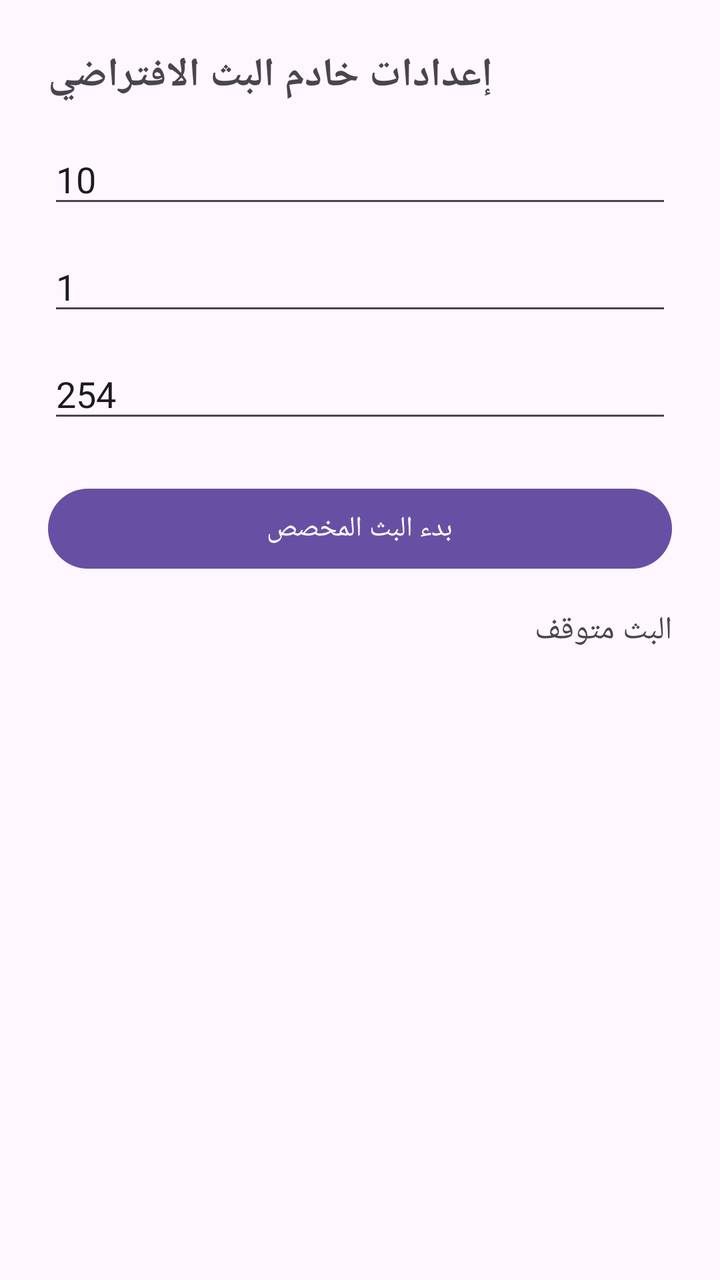
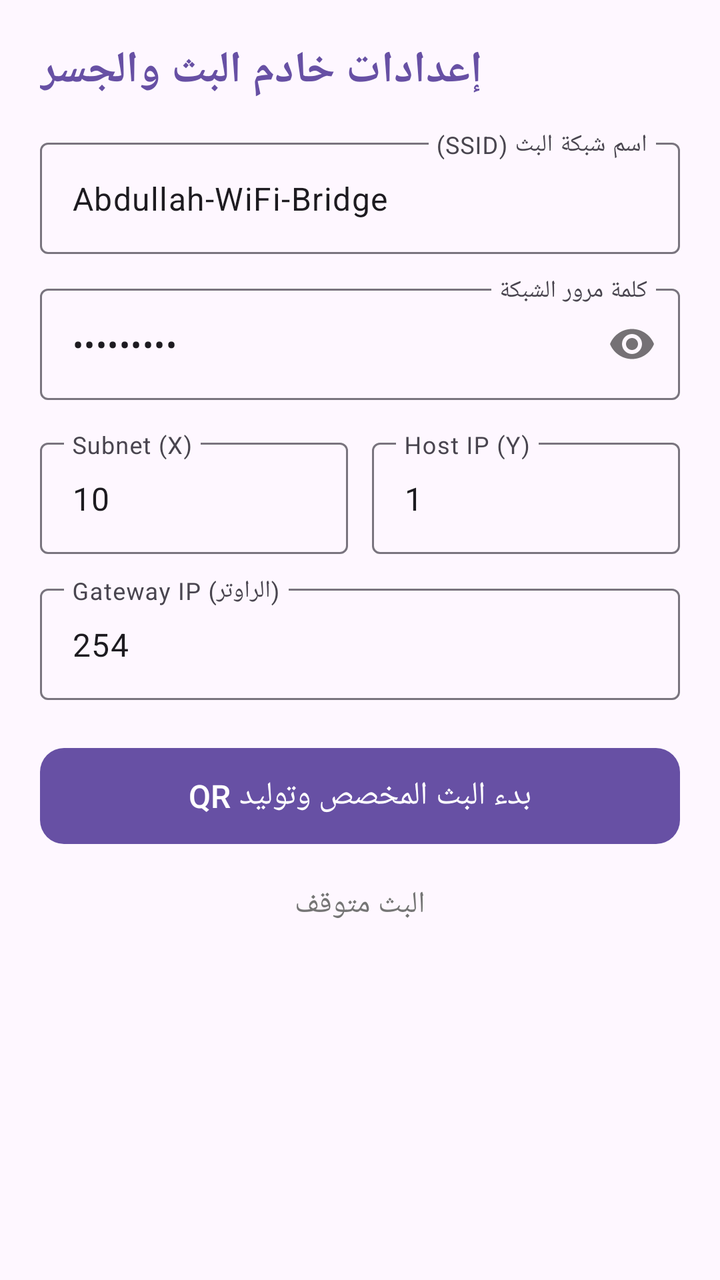

Before-and-after screenshots of an Android layout around one commit, followed by the original layout XML and the change that was made.
<!-- AndroidManifest.xml: application theme Theme.Material3.DayNight.NoActionBar -->
<!-- res/layout/activity_main.xml -->
<?xml version="1.0" encoding="utf-8"?>
<ScrollView xmlns:android="http://schemas.android.com/apk/res/android"
    android:layout_width="match_parent"
    android:layout_height="match_parent"
    android:padding="24dp">

    <LinearLayout
        android:layout_width="match_parent"
        android:layout_height="wrap_content"
        android:orientation="vertical">

        <TextView
            android:layout_width="wrap_content"
            android:layout_height="wrap_content"
            android:text="إعدادات خادم البث الافتراضي"
            android:textSize="20sp"
            android:textStyle="bold"
            android:layout_marginBottom="16dp"/>

        <EditText
            android:id="@+id/etSubnetX"
            android:layout_width="match_parent"
            android:layout_height="wrap_content"
            android:hint="Subnet (مثال: 10 للآي بي 192.168.10.X)"
            android:inputType="number"
            android:text="10"
            android:layout_marginBottom="12dp"/>

        <EditText
            android:id="@+id/etHostY"
            android:layout_width="match_parent"
            android:layout_height="wrap_content"
            android:hint="Host IP (مثال: 1 للآي بي 192.168.10.1)"
            android:inputType="number"
            android:text="1"
            android:layout_marginBottom="12dp"/>

        <EditText
            android:id="@+id/etGatewayY"
            android:layout_width="match_parent"
            android:layout_height="wrap_content"
            android:hint="Gateway IP (مثال: 254 للـ 192.168.10.254)"
            android:inputType="number"
            android:text="254"
            android:layout_marginBottom="24dp"/>

        <Button
            android:id="@+id/btnToggleServer"
            android:layout_width="match_parent"
            android:layout_height="wrap_content"
            android:text="بدء البث المخصص"
            android:layout_marginBottom="16dp"/>

        <TextView
            android:id="@+id/tvStatus"
            android:layout_width="match_parent"
            android:layout_height="wrap_content"
            android:text="البث متوقف"
            android:textSize="16sp"/>

    </LinearLayout>
</ScrollView>
<!-- resources referenced by this layout -->
<resources>

</resources>

<!-- the commit's change to res/layout/activity_main.xml (unified diff, before → after) -->
@@ -1,8 +1,12 @@
 <?xml version="1.0" encoding="utf-8"?>
 <ScrollView xmlns:android="http://schemas.android.com/apk/res/android"
+    xmlns:app="http://schemas.android.com/apk/res-auto"
+    xmlns:tools="http://schemas.android.com/tools"
     android:layout_width="match_parent"
     android:layout_height="match_parent"
-    android:padding="24dp">
+    android:fillViewport="true"
+    android:padding="20dp"
+    tools:context=".ui.MainActivity">
 
     <LinearLayout
         android:layout_width="match_parent"
@@ -12,43 +16,107 @@
         <TextView
             android:layout_width="wrap_content"
             android:layout_height="wrap_content"
-            android:text="إعدادات خادم البث الافتراضي"
-            android:textSize="20sp"
+            android:text="إعدادات خادم البث والجسر"
+            android:textSize="22sp"
             android:textStyle="bold"
+            android:textColor="?attr/colorPrimary"
             android:layout_marginBottom="16dp"/>
 
-        <EditText
-            android:id="@+id/etSubnetX"
+        
+        <com.google.android.material.textfield.TextInputLayout
             android:layout_width="match_parent"
             android:layout_height="wrap_content"
-            android:hint="Subnet (مثال: 10 للآي بي 192.168.10.X)"
-            android:inputType="number"
-            android:text="10"
-            android:layout_marginBottom="12dp"/>
+            android:hint="اسم شبكة البث (SSID)"
+            style="@style/Widget.Material3.TextInputLayout.OutlinedBox"
+            android:layout_marginBottom="12dp">
 
-        <EditText
-            android:id="@+id/etHostY"
+            <com.google.android.material.textfield.TextInputEditText
+                android:id="@+id/etSsid"
+                android:layout_width="match_parent"
+                android:layout_height="wrap_content"
+                android:inputType="text"
+                android:text="Abdullah-WiFi-Bridge" />
+        </com.google.android.material.textfield.TextInputLayout>
+
+        <com.google.android.material.textfield.TextInputLayout
             android:layout_width="match_parent"
             android:layout_height="wrap_content"
-            android:hint="Host IP (مثال: 1 للآي بي 192.168.10.1)"
-            android:inputType="number"
-            android:text="1"
-            android:layout_marginBottom="12dp"/>
+            android:hint="كلمة مرور الشبكة"
+            app:passwordToggleEnabled="true"
+            style="@style/Widget.Material3.TextInputLayout.OutlinedBox"
+            android:layout_marginBottom="16dp">
 
-        <EditText
-            android:id="@+id/etGatewayY"
+            <com.google.android.material.textfield.TextInputEditText
+                android:id="@+id/etPassword"
+                android:layout_width="match_parent"
+                android:layout_height="wrap_content"
+                android:inputType="textPassword"
+                android:text="123456788" />
+        </com.google.android.material.textfield.TextInputLayout>
+
+        
+        <LinearLayout
             android:layout_width="match_parent"
             android:layout_height="wrap_content"
-            android:hint="Gateway IP (مثال: 254 للـ 192.168.10.254)"
-            android:inputType="number"
-            android:text="254"
-            android:layout_marginBottom="24dp"/>
+            android:orientation="horizontal"
+            android:baselineAligned="false"
+            android:layout_marginBottom="12dp">
 
-        <Button
+            <com.google.android.material.textfield.TextInputLayout
+                android:layout_width="0dp"
+                android:layout_height="wrap_content"
+                android:layout_weight="1"
+                android:hint="Subnet (X)"
+                android:layout_marginEnd="6dp"
+                style="@style/Widget.Material3.TextInputLayout.OutlinedBox">
+
+                <com.google.android.material.textfield.TextInputEditText
+                    android:id="@+id/etSubnetX"
+                    android:layout_width="match_parent"
+                    android:layout_height="wrap_content"
+                    android:inputType="number"
+                    android:text="10" />
+            </com.google.android.material.textfield.TextInputLayout>
+
+            <com.google.android.material.textfield.TextInputLayout
+                android:layout_width="0dp"
+                android:layout_height="wrap_content"
+                android:layout_weight="1"
+                android:hint="Host IP (Y)"
+                android:layout_marginStart="6dp"
+                style="@style/Widget.Material3.TextInputLayout.OutlinedBox">
+
+                <com.google.android.material.textfield.TextInputEditText
+                    android:id="@+id/etHostY"
+                    android:layout_width="match_parent"
+                    android:layout_height="wrap_content"
+                    android:inputType="number"
+                    android:text="1" />
+            </com.google.android.material.textfield.TextInputLayout>
+        </LinearLayout>
+
+        <com.google.android.material.textfield.TextInputLayout
+            android:layout_width="match_parent"
+            android:layout_height="wrap_content"
+            android:hint="Gateway IP (الراوتر)"
+            style="@style/Widget.Material3.TextInputLayout.OutlinedBox"
+            android:layout_marginBottom="20dp">
+
+            <com.google.android.material.textfield.TextInputEditText
+                android:id="@+id/etGatewayY"
+                android:layout_width="match_parent"
+                android:layout_height="wrap_content"
+                android:inputType="number"
+                android:text="254" />
+        </com.google.android.material.textfield.TextInputLayout>
+
+        <com.google.android.material.button.MaterialButton
             android:id="@+id/btnToggleServer"
             android:layout_width="match_parent"
-            android:layout_height="wrap_content"
-            android:text="بدء البث المخصص"
+            android:layout_height="56dp"
+            android:text="بدء البث المخصص وتوليد QR"
+            android:textSize="16sp"
+            app:cornerRadius="12dp"
             android:layout_marginBottom="16dp"/>
 
         <TextView
@@ -56,7 +124,58 @@
             android:layout_width="match_parent"
             android:layout_height="wrap_content"
             android:text="البث متوقف"
-            android:textSize="16sp"/>
+            android:textSize="15sp"
+            android:gravity="center"
+            android:textColor="#757575"
+            android:layout_marginBottom="20dp"/>
+
+        
+        <com.google.android.material.card.MaterialCardView
+            android:id="@+id/cardQrContainer"
+            android:layout_width="match_parent"
+            android:layout_height="wrap_content"
+            android:visibility="gone"
+            app:cardCornerRadius="16dp"
+            app:cardElevation="6dp"
+            app:strokeWidth="1dp"
+            app:strokeColor="#E0E0E0"
+            android:layout_marginBottom="24dp"
+            tools:visibility="visible">
+
+            <LinearLayout
+                android:layout_width="match_parent"
+                android:layout_height="wrap_content"
+                android:orientation="vertical"
+                android:gravity="center"
+                android:padding="20dp">
+
+                <TextView
+                    android:layout_width="wrap_content"
+                    android:layout_height="wrap_content"
+                    android:text="امسح الرمز للاتصال الفوري بالشبكة"
+                    android:textSize="16sp"
+                    android:textStyle="bold"
+                    android:textColor="#212121"
+                    android:layout_marginBottom="12dp" />
+
+                <ImageView
+                    android:id="@+id/ivQrCode"
+                    android:layout_width="230dp"
+                    android:layout_height="230dp"
+                    android:background="@android:color/white"
+                    android:padding="8dp"
+                    android:contentDescription="WiFi Connection QR Code" />
+
+                <TextView
+                    android:id="@+id/tvQrSsidInfo"
+                    android:layout_width="wrap_content"
+                    android:layout_height="wrap_content"
+                    android:layout_marginTop="10dp"
+                    android:text="SSID: Abdullah-WiFi-Bridge"
+                    android:textColor="#616161"
+                    android:textSize="13sp" />
+            </LinearLayout>
+        </com.google.android.material.card.MaterialCardView>
 
     </LinearLayout>
 </ScrollView>
